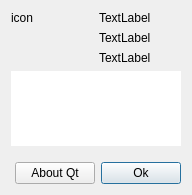
Before: the Qt Designer form about.ui in MarioUnoDueTreQuattro/AudioPlayer, drawn with Qt 5.
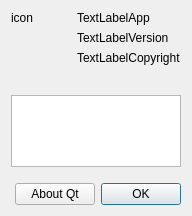
After: the same form once the commit is applied.

Commit message: Changed About dialog

```diff
--- a/about.ui
+++ b/about.ui
@@ -7,9 +7,15 @@
     <x>0</x>
     <y>0</y>
     <width>192</width>
-    <height>195</height>
+    <height>216</height>
    </rect>
   </property>
+  <property name="sizePolicy">
+   <sizepolicy hsizetype="Preferred" vsizetype="Preferred">
+    <horstretch>0</horstretch>
+    <verstretch>0</verstretch>
+   </sizepolicy>
+  </property>
   <property name="windowTitle">
    <string>Dialog</string>
   </property>
@@ -51,75 +57,82 @@
        <item>
         <widget class="QLabel" name="labelAppName">
          <property name="text">
-          <string>TextLabel</string>
+          <string>TextLabelApp</string>
          </property>
         </widget>
        </item>
        <item>
         <widget class="QLabel" name="labelAppVersion">
          <property name="text">
-          <string>TextLabel</string>
+          <string>TextLabelVersion</string>
          </property>
         </widget>
        </item>
        <item>
         <widget class="QLabel" name="labelAppCopyright">
          <property name="text">
-          <string>TextLabel</string>
+          <string>TextLabelCopyright</string>
          </property>
         </widget>
        </item>
+       <item>
+        <spacer name="verticalSpacer_4">
+         <property name="orientation">
+          <enum>Qt::Vertical</enum>
+         </property>
+         <property name="sizeHint" stdset="0">
+          <size>
+           <width>20</width>
+           <height>40</height>
+          </size>
+         </property>
+        </spacer>
+       </item>
       </layout>
      </item>
     </layout>
    </item>
+   <item>
+    <spacer name="verticalSpacer_3">
+     <property name="orientation">
+      <enum>Qt::Vertical</enum>
+     </property>
+     <property name="sizeType">
+      <enum>QSizePolicy::Fixed</enum>
+     </property>
+     <property name="sizeHint" stdset="0">
+      <size>
+       <width>20</width>
+       <height>10</height>
+      </size>
+     </property>
+    </spacer>
+   </item>
    <item>
     <widget class="QTextEdit" name="textEditInfo">
-     <property name="palette">
-      <palette>
-       <active>
-        <colorrole role="Base">
-         <brush brushstyle="SolidPattern">
-          <color alpha="255">
-           <red>212</red>
-           <green>208</green>
-           <blue>200</blue>
-          </color>
-         </brush>
-        </colorrole>
-       </active>
-       <inactive>
-        <colorrole role="Base">
-         <brush brushstyle="SolidPattern">
-          <color alpha="255">
-           <red>255</red>
-           <green>255</green>
-           <blue>255</blue>
-          </color>
-         </brush>
-        </colorrole>
-       </inactive>
-       <disabled>
-        <colorrole role="Base">
-         <brush brushstyle="SolidPattern">
-          <color alpha="255">
-           <red>212</red>
-           <green>208</green>
-           <blue>200</blue>
-          </color>
-         </brush>
-        </colorrole>
-       </disabled>
-      </palette>
+     <property name="sizePolicy">
+      <sizepolicy hsizetype="Expanding" vsizetype="MinimumExpanding">
+       <horstretch>0</horstretch>
+       <verstretch>0</verstretch>
+      </sizepolicy>
+     </property>
+     <property name="minimumSize">
+      <size>
+       <width>0</width>
+       <height>0</height>
+      </size>
      </property>
      <property name="autoFillBackground">
       <bool>false</bool>
      </property>
-     <property name="frameShape">
-      <enum>QFrame::NoFrame</enum>
+     <property name="verticalScrollBarPolicy">
+      <enum>Qt::ScrollBarAsNeeded</enum>
      </property>
-     <property name="frameShadow">
-      <enum>QFrame::Sunken</enum>
+     <property name="horizontalScrollBarPolicy">
+      <enum>Qt::ScrollBarAsNeeded</enum>
+     </property>
+     <property name="sizeAdjustPolicy">
+      <enum>QAbstractScrollArea::AdjustToContents</enum>
      </property>
      <property name="readOnly">
       <bool>true</bool>
@@ -173,7 +186,7 @@
      <item>
       <widget class="QPushButton" name="pushButtonOk">
        <property name="text">
-        <string>Ok</string>
+        <string>OK</string>
        </property>
       </widget>
      </item>
```
Left out of the diff: 7 changed lines with no effect on the pictures. The commit also changes 3 other files.
